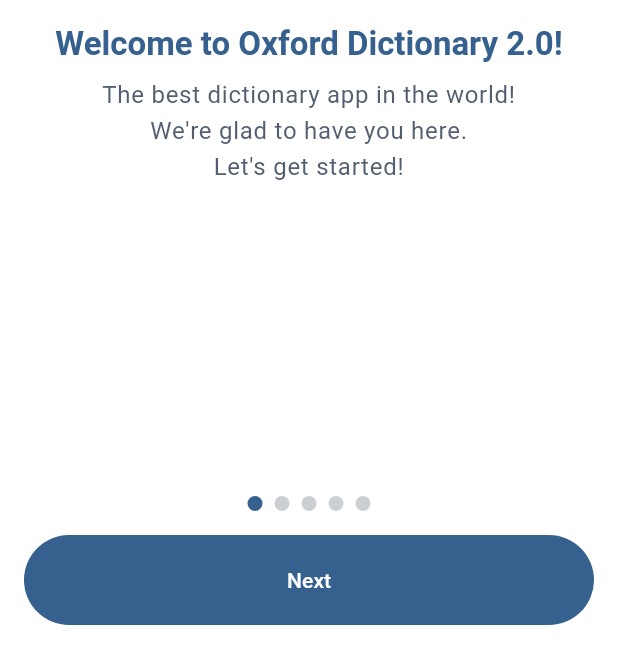
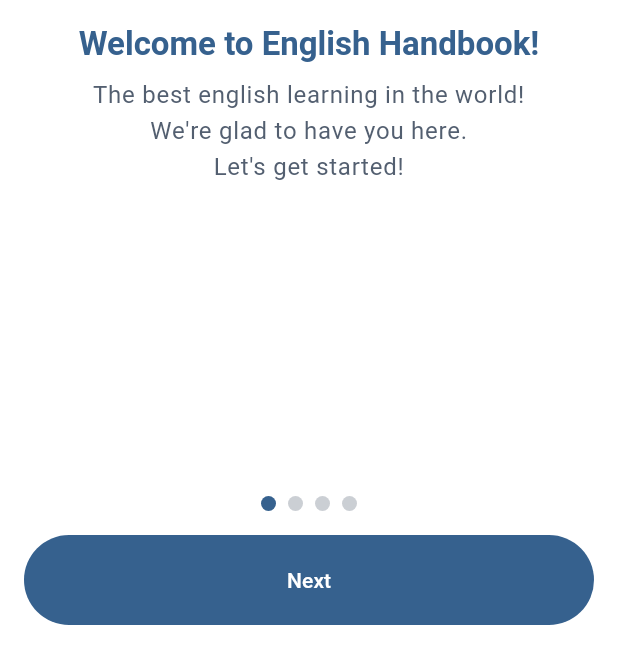
Before and after one commit to thanhlongzzz/grammar_polisher, a Flutter app: the screen it shows after launch, on a phone screen of 412 x 824 dp, the part 587-1236 px from its top. Run offline on Flutter 3.47's test engine with Material 3 defaults, Android fonts, the phone set to English and light mode, and no system bars; drawn by our look-alikes of smooth_page_indicator; our stand-ins replace audioplayers, bloc, connectivity_plus, dartz, dio, firebase_analytics and 19 more; missing offline and left inert: amplitude_flutter, app_settings, flash_card, swipeable_page_route; accounts and stored records are empty; generated files the repository leaves out were written again; statements that could not run were skipped; project files that could hold a hidden picture were left out.

```diff
--- a/lib/ui/commons/ads/rewarded_ad_mixin.dart
+++ b/lib/ui/commons/ads/rewarded_ad_mixin.dart
@@ -3,6 +3,7 @@ import 'package:flutter/material.dart';
 import 'package:google_mobile_ads/google_mobile_ads.dart';
 
 import '../../../utils/ad/consent_manager.dart';
+import '../../../utils/app_snack_bar.dart';
 
 mixin RewardedAdMixin<T extends StatefulWidget> on State<T> {
   RewardedAd? _rewardedAd;
@@ -66,6 +67,7 @@ mixin RewardedAdMixin<T extends StatefulWidget> on State<T> {
       _rewardedAd = null;
     } else {
       debugPrint('InterstitialAd is not ready yet.');
+      AppSnackBar.showError(context, 'This feature is not ready yet. Please try again later.');
     }
   }
 
--- a/lib/ui/screens/onboaring/onboarding_screen.dart
+++ b/lib/ui/screens/onboaring/onboarding_screen.dart
@@ -1,4 +1,5 @@
 import 'package:flutter/material.dart';
+import 'package:flutter_markdown/flutter_markdown.dart';
 import 'package:go_router/go_router.dart';
 import 'package:grammar_polisher/navigation/app_router.dart';
 import 'package:smooth_page_indicator/smooth_page_indicator.dart';
@@ -40,16 +41,8 @@ class _OnboardingScreenState extends State<OnboardingScreen> {
                       width: 200,
                     ),
                   ),
-                  label: 'Welcome to Oxford Dictionary 2.0!',
-                  content: 'The best dictionary app in the world!\nWe\'re glad to have you here.\nLet\'s get started!',
-                ),
-                OnboardingPage(
-                  header: Image.asset(
-                    Assets.pngImg,
-                    width: 200,
-                  ),
-                  label: 'Say goodbye with Grammarly AI',
-                  content: 'We are very sorry to announce that this feature has been discontinued.\nWe will be back after improving and refining this feature. See you again on the Nibble app.\nThank you for your patience.',
+                  label: 'Welcome to English Handbook!',
+                  content: 'The best english learning in the world!\nWe\'re glad to have you here.\nLet\'s get started!',
                 ),
                 OnboardingPage(
                   header: VocabularyItem(
@@ -61,38 +54,26 @@ class _OnboardingScreenState extends State<OnboardingScreen> {
                   label: 'View definitions and start learning!',
                   content: 'You can tap on any word to view its definition and start learning it.',
                 ),
-                Column(
-                  mainAxisAlignment: MainAxisAlignment.center,
-                  children: [
-                    OnboardingPage(
-                      header: !_isTrying
-                          ? Image.asset(
-                              Assets.pngSample,
-                            )
-                          : VocabularyItem(
-                              word: Words.sampleWord,
-                              onMastered: () {},
-                              onStar: () {},
-                              viewOnly: true,
-                            ),
-                      label: 'Selection for more options',
-                      content: 'Long press on any word to view more options.\n Look Up, Search web and even Translate.',
+                OnboardingPage(
+                  header: SelectionArea(
+                    child: Markdown(
+                      data: '''# 🌟 **Adjectives in English** 🌟
+
+## 📝 **1. Definition**
+
+An **adjective** is a word that describes or modifies a noun or pronoun by providing more information about its quality, size, color, shape, condition, or other attributes.
+
+### ✅ **Examples:**
+
+- 🏡 **Big** house
+- 🌈 **Blue** sky
+- 😃 **Happy** child''',
+                      shrinkWrap: true,
                     ),
-                    const SizedBox(height: 16.0),
-                    Padding(
-                      padding: const EdgeInsets.symmetric(horizontal: 16.0),
-                      child: RoundedButton(
-                        onPressed: !_isTrying
-                            ? () {
-                                setState(() {
-                                  _isTrying = true;
-                                });
-                              }
-                            : null,
-                        child: Text(!_isTrying ? 'Try it!' : 'Long press to definition...'),
-                      ),
-                    ),
-                  ],
+                  ),
+                  label: '',
+                  content:
+                      'Grammar lessons are available for you to learn. Long press on any text to show the context menu. Try it now!',
                 ),
                 Column(
                   mainAxisAlignment: MainAxisAlignment.center,
@@ -143,7 +124,7 @@ class _OnboardingScreenState extends State<OnboardingScreen> {
               dotHeight: 10,
               dotWidth: 10,
             ),
-            count: 5,
+            count: 4,
           ),
           SafeArea(
             top: false,
@@ -161,7 +142,7 @@ class _OnboardingScreenState extends State<OnboardingScreen> {
   }
 
   void _onNext() {
-    if (_pageController?.page?.toInt() == 4) {
+    if (_pageController?.page?.toInt() == 3) {
       context.push(RoutePaths.vocabulary);
       return;
     }
```
Also changed, not shown: lib/ui/screens/grammar/category_screen.dart (+15 -13 lines), lib/ui/screens/grammar/grammar_screen.dart (+18 -5 lines), lib/ui/screens/grammar/lesson_screen.dart (+16 -2 lines), lib/ui/screens/grammar/widget/category_item.dart (+58 -19 lines), lib/ui/screens/vocabulary/word_details_screen.dart (+8 -1 lines), assets/png/grammar.png (added), lib/generated/assets.dart.
